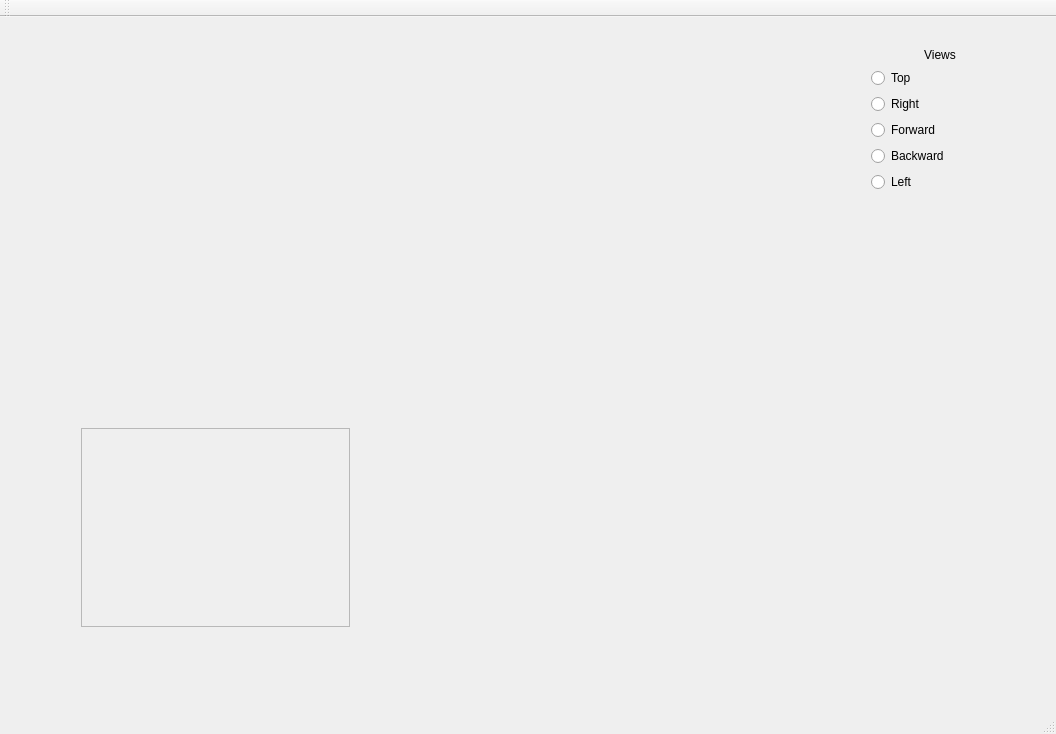
maisvendoo/REditor, file REditor/forms/mainwindow.ui: the form before one commit.
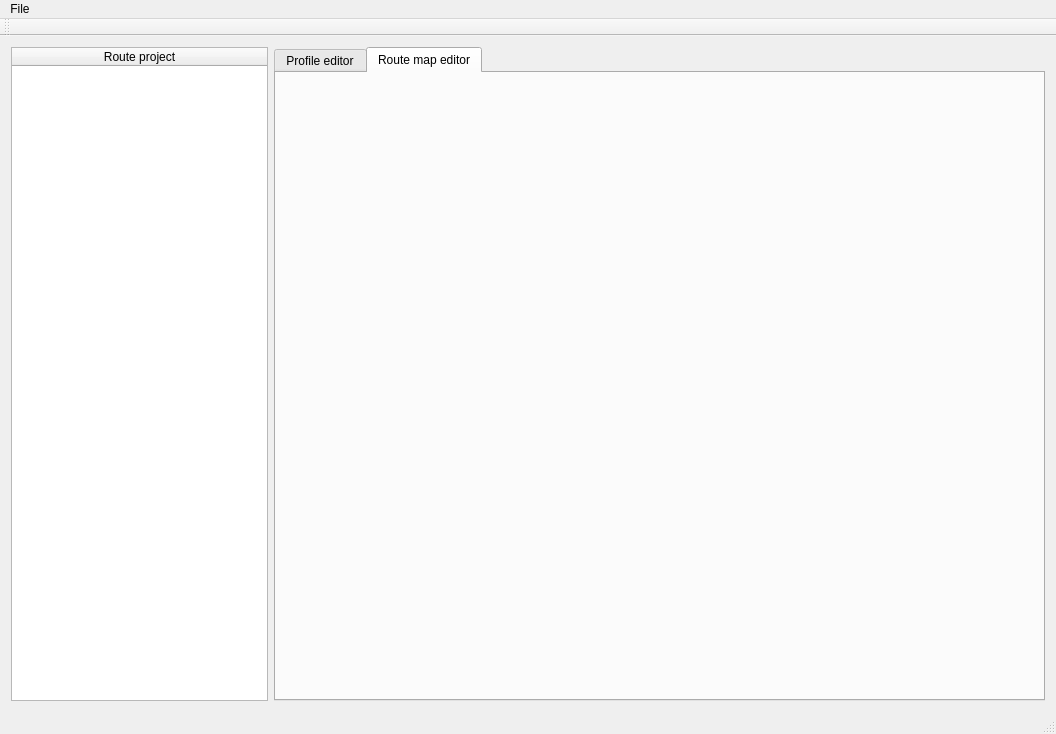
The form after the commit.

Diff of the .ui file:
```diff
--- a/REditor/forms/mainwindow.ui
+++ b/REditor/forms/mainwindow.ui
@@ -14,109 +14,41 @@
    <string>MainWindow</string>
   </property>
   <widget class="QWidget" name="centralWidget">
-   <widget class="QWidget" name="horizontalLayoutWidget">
-    <property name="geometry">
-     <rect>
-      <x>60</x>
-      <y>10</y>
-      <width>501</width>
-      <height>321</height>
-     </rect>
-    </property>
-    <layout class="QHBoxLayout" name="horizontalLayout"/>
-   </widget>
-   <widget class="QWidget" name="verticalLayoutWidget">
-    <property name="geometry">
-     <rect>
-      <x>70</x>
-      <y>400</y>
-      <width>291</width>
-      <height>221</height>
-     </rect>
-    </property>
-    <layout class="QVBoxLayout" name="verticalLayout">
-     <item>
-      <widget class="QFrame" name="frame">
-       <property name="frameShape">
-        <enum>QFrame::StyledPanel</enum>
-       </property>
-       <property name="frameShadow">
-        <enum>QFrame::Raised</enum>
-       </property>
-      </widget>
-     </item>
-    </layout>
-   </widget>
-   <widget class="QWidget" name="verticalLayoutWidget_2">
-    <property name="geometry">
-     <rect>
-      <x>860</x>
-      <y>20</y>
-      <width>160</width>
-      <height>261</height>
-     </rect>
-    </property>
-    <layout class="QVBoxLayout" name="verticalLayout_2">
-     <item>
-      <widget class="QLabel" name="label">
-       <property name="text">
-        <string>Views</string>
-       </property>
-       <property name="alignment">
-        <set>Qt::AlignCenter</set>
-       </property>
-      </widget>
-     </item>
-     <item>
-      <widget class="QRadioButton" name="rbTop">
-       <property name="text">
-        <string>Top</string>
-       </property>
-      </widget>
-     </item>
-     <item>
-      <widget class="QRadioButton" name="rbRight">
-       <property name="text">
-        <string>Right</string>
-       </property>
-      </widget>
-     </item>
-     <item>
-      <widget class="QRadioButton" name="rbForward">
-       <property name="text">
-        <string>Forward</string>
-       </property>
-      </widget>
-     </item>
-     <item>
-      <widget class="QRadioButton" name="rbBackward">
-       <property name="text">
-        <string>Backward</string>
-       </property>
-      </widget>
-     </item>
-     <item>
-      <widget class="QRadioButton" name="rbLeft">
-       <property name="text">
-        <string>Left</string>
-       </property>
-      </widget>
-     </item>
-     <item>
-      <spacer name="verticalSpacer">
-       <property name="orientation">
-        <enum>Qt::Vertical</enum>
-       </property>
-       <property name="sizeHint" stdset="0">
-        <size>
-         <width>20</width>
-         <height>40</height>
-        </size>
-       </property>
-      </spacer>
-     </item>
-    </layout>
-   </widget>
+   <layout class="QGridLayout" name="gridLayout">
+    <item row="0" column="0">
+     <layout class="QHBoxLayout" name="horizontalLayout" stretch="1,3">
+      <item>
+       <widget class="QTreeWidget" name="treeProject">
+        <column>
+         <property name="text">
+          <string>Route project</string>
+         </property>
+         <property name="textAlignment">
+          <set>AlignCenter</set>
+         </property>
+        </column>
+       </widget>
+      </item>
+      <item>
+       <widget class="QTabWidget" name="twMain">
+        <property name="currentIndex">
+         <number>1</number>
+        </property>
+        <widget class="QWidget" name="tabProfile">
+         <attribute name="title">
+          <string>Profile editor</string>
+         </attribute>
+        </widget>
+        <widget class="QWidget" name="tabRouteMap">
+         <attribute name="title">
+          <string>Route map editor</string>
+         </attribute>
+        </widget>
+       </widget>
+      </item>
+     </layout>
+    </item>
+   </layout>
   </widget>
   <widget class="QMenuBar" name="menuBar">
    <property name="geometry">
@@ -127,6 +59,17 @@
      <height>21</height>
     </rect>
    </property>
+   <widget class="QMenu" name="menuFile">
+    <property name="title">
+     <string>File</string>
+    </property>
+    <addaction name="actionNew_route"/>
+    <addaction name="actionOpen_route"/>
+    <addaction name="actionSave"/>
+    <addaction name="separator"/>
+    <addaction name="actionQuit"/>
+   </widget>
+   <addaction name="menuFile"/>
   </widget>
   <widget class="QToolBar" name="mainToolBar">
    <attribute name="toolBarArea">
```
Left out of the diff: 34 changed lines with no effect on the pictures.
